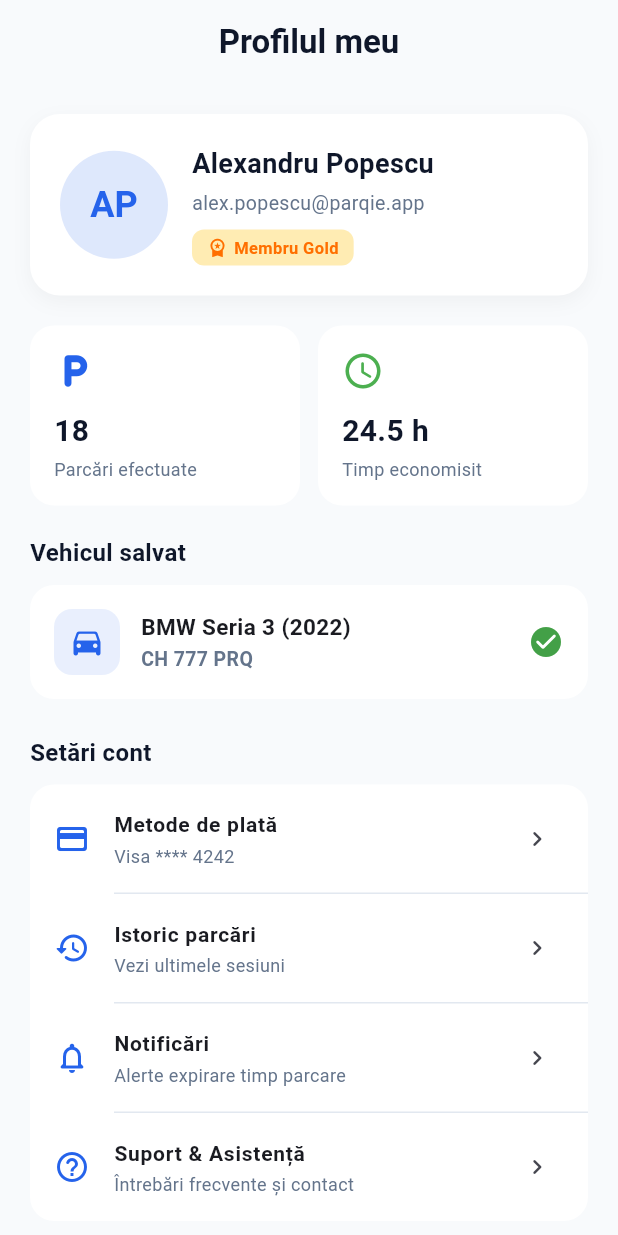
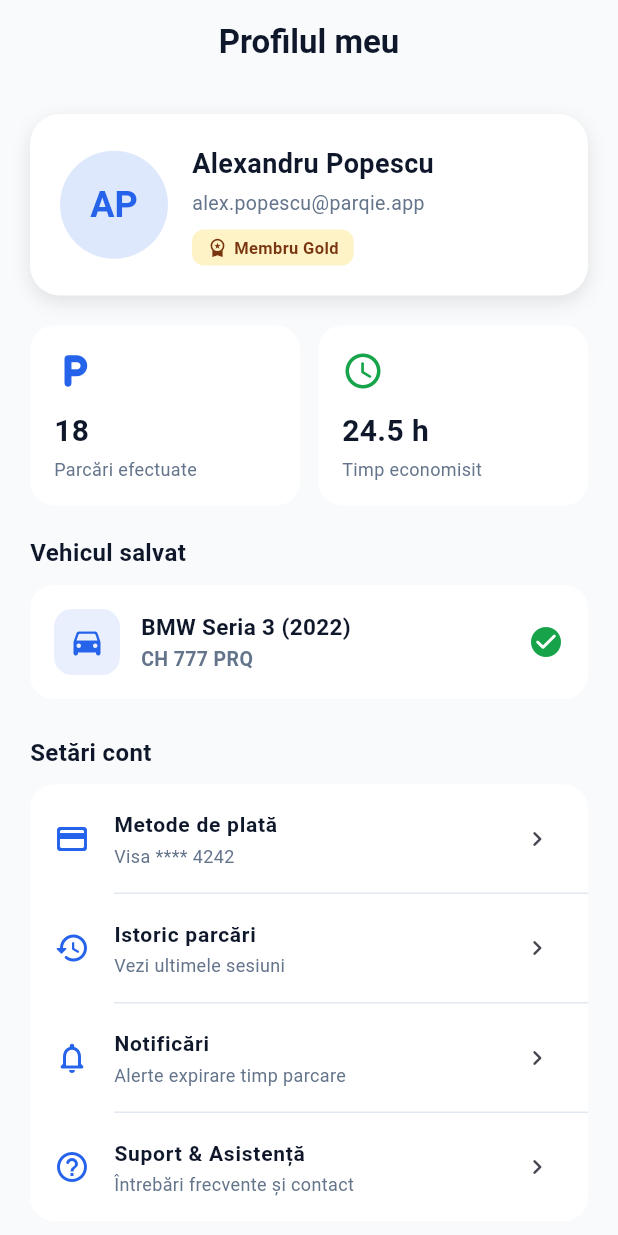
Before and after one commit to lilian-pletosu/test_parqie, a Flutter app: the ProfilePage screen opened by its route, on a phone screen of 412 x 824 dp. Run offline on Flutter 3.47's test engine with Material 3 defaults, Android fonts, the phone set to English and light mode, and no system bars; our stand-ins replace flutter_animate, flutter_map, flutter_native_splash, flutter_riverpod, freezed_annotation, geolocator and 3 more; generated files the repository leaves out were written again.

Commit message:
rewite profile page

```diff
--- a/lib/features/profile/presentation/profile_page.dart
+++ b/lib/features/profile/presentation/profile_page.dart
@@ -1,6 +1,7 @@
 import 'package:flutter/material.dart';
 
 import '../../../core/constants/app_colors.dart';
+import '../../../core/constants/app_sizes.dart';
 
 class ProfilePage extends StatelessWidget {
   const ProfilePage({super.key});
@@ -20,18 +21,18 @@ class ProfilePage extends StatelessWidget {
         centerTitle: true,
       ),
       body: SingleChildScrollView(
-        padding: const EdgeInsets.all(20),
+        padding: const EdgeInsets.all(AppSizes.p20),
         child: Column(
           children: [
             // Card User Avatar & Info
             Container(
-              padding: const EdgeInsets.all(20),
+              padding: const EdgeInsets.all(AppSizes.p20),
               decoration: BoxDecoration(
                 color: AppColors.surface,
-                borderRadius: BorderRadius.circular(20),
+                borderRadius: BorderRadius.circular(AppSizes.r20),
                 boxShadow: [
                   BoxShadow(
-                    color: Colors.black.withValues(alpha: 0.04),
+                    color: AppColors.shadow,
                     blurRadius: 10,
                     offset: const Offset(0, 4),
                   ),
@@ -51,7 +52,7 @@ class ProfilePage extends StatelessWidget {
                       ),
                     ),
                   ),
-                  const SizedBox(width: 16),
+                  const SizedBox(width: AppSizes.p16),
                   Expanded(
                     child: Column(
                       crossAxisAlignment: CrossAxisAlignment.start,
@@ -64,7 +65,7 @@ class ProfilePage extends StatelessWidget {
                             color: AppColors.textPrimary,
                           ),
                         ),
-                        const SizedBox(height: 4),
+                        const SizedBox(height: AppSizes.p4),
                         const Text(
                           'alex.popescu@parqie.app',
                           style: TextStyle(
@@ -72,31 +73,31 @@ class ProfilePage extends StatelessWidget {
                             color: AppColors.textSecondary,
                           ),
                         ),
-                        const SizedBox(height: 8),
+                        const SizedBox(height: AppSizes.p8),
                         Container(
                           padding: const EdgeInsets.symmetric(
-                            horizontal: 10,
-                            vertical: 4,
+                            horizontal: AppSizes.p10,
+                            vertical: AppSizes.p4,
                           ),
                           decoration: BoxDecoration(
-                            color: Colors.amber.shade100,
-                            borderRadius: BorderRadius.circular(8),
+                            color: AppColors.goldBackground,
+                            borderRadius: BorderRadius.circular(AppSizes.r8),
                           ),
-                          child: Row(
+                          child: const Row(
                             mainAxisSize: MainAxisSize.min,
                             children: [
                               Icon(
                                 Icons.workspace_premium,
-                                size: 14,
-                                color: Colors.amber.shade900,
+                                size: AppSizes.iconSm,
+                                color: AppColors.goldText,
                               ),
-                              const SizedBox(width: 4),
+                              SizedBox(width: AppSizes.p4),
                               Text(
                                 'Membru Gold',
                                 style: TextStyle(
                                   fontSize: 11,
                                   fontWeight: FontWeight.w700,
-                                  color: Colors.amber.shade900,
+                                  color: AppColors.goldText,
                                 ),
                               ),
                             ],
@@ -108,7 +109,7 @@ class ProfilePage extends StatelessWidget {
                 ],
               ),
             ),
-            const SizedBox(height: 20),
+            const SizedBox(height: AppSizes.p20),
 
             // Statisitici parcare
             Row(
@@ -121,27 +122,27 @@ class ProfilePage extends StatelessWidget {
                     color: AppColors.primary,
                   ),
                 ),
-                const SizedBox(width: 12),
+                const SizedBox(width: AppSizes.p12),
                 Expanded(
                   child: _buildStatCard(
                     icon: Icons.access_time_rounded,
                     value: '24.5 h',
                     label: 'Timp economisit',
-                    color: Colors.green,
+                    color: AppColors.success,
                   ),
                 ),
               ],
             ),
-            const SizedBox(height: 20),
+            const SizedBox(height: AppSizes.p20),
 
             // Vehiculul meu
             _buildSectionHeader('Vehicul salvat'),
-            const SizedBox(height: 10),
+            const SizedBox(height: AppSizes.p10),
             Container(
-              padding: const EdgeInsets.all(16),
+              padding: const EdgeInsets.all(AppSizes.p16),
               decoration: BoxDecoration(
                 color: AppColors.surface,
-                borderRadius: BorderRadius.circular(16),
+                borderRadius: BorderRadius.circular(AppSizes.r16),
               ),
               child: Row(
                 children: [
@@ -150,14 +151,14 @@ class ProfilePage extends StatelessWidget {
                     height: 44,
                     decoration: BoxDecoration(
                       color: AppColors.primary.withValues(alpha: 0.1),
-                      borderRadius: BorderRadius.circular(12),
+                      borderRadius: BorderRadius.circular(AppSizes.r12),
                     ),
                     child: const Icon(
                       Icons.directions_car_rounded,
                       color: AppColors.primary,
                     ),
                   ),
-                  const SizedBox(width: 14),
+                  const SizedBox(width: AppSizes.p14),
                   const Expanded(
                     child: Column(
                       crossAxisAlignment: CrossAxisAlignment.start,
@@ -167,6 +168,7 @@ class ProfilePage extends StatelessWidget {
                           style: TextStyle(
                             fontSize: 15,
                             fontWeight: FontWeight.w700,
+                            color: AppColors.textPrimary,
                           ),
                         ),
                         SizedBox(height: 2),
@@ -181,23 +183,22 @@ class ProfilePage extends StatelessWidget {
                       ],
                     ),
                   ),
-                  Icon(
+                  const Icon(
                     Icons.check_circle_rounded,
-                    color: Colors.green.shade600,
+                    color: AppColors.success,
                   ),
                 ],
               ),
             ),
-            const SizedBox(height: 24),
+            const SizedBox(height: AppSizes.p24),
 
             // Meniu setări
             _buildSectionHeader('Setări cont'),
-            const SizedBox(height: 10),
-            Container(
-              decoration: BoxDecoration(
-                color: AppColors.surface,
-                borderRadius: BorderRadius.circular(16),
-              ),
+            const SizedBox(height: AppSizes.p10),
+            Material(
+              color: AppColors.surface,
+              borderRadius: BorderRadius.circular(AppSizes.r16),
+              clipBehavior: Clip.antiAlias,
               child: Column(
                 children: [
                   _buildMenuItem(
@@ -205,19 +206,19 @@ class ProfilePage extends StatelessWidget {
                     title: 'Metode de plată',
                     subtitle: 'Visa **** 4242',
                   ),
-                  const Divider(height: 1, indent: 56),
+                  const Divider(height: 1, indent: 56, color: AppColors.divider),
                   _buildMenuItem(
                     icon: Icons.history_rounded,
                     title: 'Istoric parcări',
                     subtitle: 'Vezi ultimele sesiuni',
                   ),
-                  const Divider(height: 1, indent: 56),
+                  const Divider(height: 1, indent: 56, color: AppColors.divider),
                   _buildMenuItem(
                     icon: Icons.notifications_none_rounded,
                     title: 'Notificări',
                     subtitle: 'Alerte expirare timp parcare',
                   ),
-                  const Divider(height: 1, indent: 56),
+                  const Divider(height: 1, indent: 56, color: AppColors.divider),
                   _buildMenuItem(
                     icon: Icons.help_outline_rounded,
                     title: 'Suport & Asistență',
@@ -226,27 +227,30 @@ class ProfilePage extends StatelessWidget {
                 ],
               ),
             ),
-            const SizedBox(height: 24),
+            const SizedBox(height: AppSizes.p24),
 
             // Deconectare
             OutlinedButton.icon(
               onPressed: () {
                 Navigator.of(context).pop();
               },
-              icon: const Icon(Icons.logout_rounded, color: Colors.red),
+              icon: const Icon(Icons.logout_rounded, color: AppColors.danger),
               label: const Text(
                 'Deconectare',
-                style: TextStyle(color: Colors.red, fontWeight: FontWeight.bold),
+                style: TextStyle(
+                  color: AppColors.danger,
+                  fontWeight: FontWeight.bold,
+                ),
               ),
               style: OutlinedButton.styleFrom(
                 minimumSize: const Size(double.infinity, 50),
-                side: const BorderSide(color: Colors.red),
+                side: const BorderSide(color: AppColors.danger),
                 shape: RoundedRectangleBorder(
-                  borderRadius: BorderRadius.circular(14),
+                  borderRadius: BorderRadius.circular(AppSizes.r14),
                 ),
               ),
             ),
-            const SizedBox(height: 20),
+            const SizedBox(height: AppSizes.p20),
           ],
         ),
       ),
@@ -274,16 +278,16 @@ class ProfilePage extends StatelessWidget {
     required Color color,
   }) {
     return Container(
-      padding: const EdgeInsets.all(16),
+      padding: const EdgeInsets.all(AppSizes.p16),
       decoration: BoxDecoration(
         color: AppColors.surface,
-        borderRadius: BorderRadius.circular(16),
+        borderRadius: BorderRadius.circular(AppSizes.r16),
       ),
       child: Column(
         crossAxisAlignment: CrossAxisAlignment.start,
         children: [
-          Icon(icon, color: color, size: 28),
-          const SizedBox(height: 12),
+          Icon(icon, color: color, size: AppSizes.iconXl),
+          const SizedBox(height: AppSizes.p12),
           Text(
             value,
             style: const TextStyle(
@@ -314,7 +318,11 @@ class ProfilePage extends StatelessWidget {
       leading: Icon(icon, color: AppColors.primary),
       title: Text(
         title,
-        style: const TextStyle(fontSize: 14, fontWeight: FontWeight.w600),
+        style: const TextStyle(
+          fontSize: 14,
+          fontWeight: FontWeight.w600,
+          color: AppColors.textPrimary,
+        ),
       ),
       subtitle: Text(
         subtitle,
```
